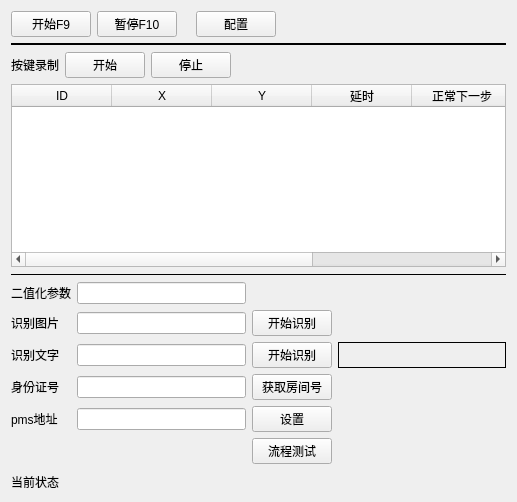
This is KeyRecorder/KeyRecorder.ui in RYAN--LEE/key-recorder as Qt 5 draws it before an edit. The edited form follows.
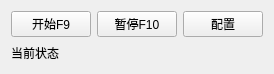
This is the edited form.

Commit message: 拆分配置窗口

What changed in the file:
```diff
--- a/KeyRecorder/KeyRecorder.ui
+++ b/KeyRecorder/KeyRecorder.ui
@@ -6,8 +6,8 @@
    <rect>
     <x>0</x>
     <y>0</y>
-    <width>517</width>
-    <height>502</height>
+    <width>269</width>
+    <height>67</height>
    </rect>
   </property>
   <property name="windowTitle">
@@ -44,72 +44,39 @@
        </widget>
       </item>
       <item>
-       <widget class="QLabel" name="labelPlayState">
-        <property name="text">
-         <string/>
-        </property>
-       </widget>
-      </item>
-      <item>
-       <widget class="QPushButton" name="pushButton">
+       <widget class="QPushButton" name="pushButtonConfig">
         <property name="text">
          <string>配置</string>
         </property>
        </widget>
       </item>
-      <item>
-       <spacer name="horizontalSpacer">
-        <property name="orientation">
-         <enum>Qt::Horizontal</enum>
-        </property>
-        <property name="sizeHint" stdset="0">
-         <size>
-          <width>40</width>
-          <height>20</height>
-         </size>
-        </property>
-       </spacer>
-      </item>
      </layout>
     </item>
-    <item>
-     <widget class="Line" name="line">
-      <property name="frameShadow">
-       <enum>QFrame::Plain</enum>
-      </property>
-      <property name="lineWidth">
-       <number>2</number>
-      </property>
-      <property name="orientation">
-       <enum>Qt::Horizontal</enum>
-      </property>
-     </widget>
-    </item>
     <item>
      <layout class="QHBoxLayout" name="horizontalLayout">
       <item>
-       <widget class="QLabel" name="label_4">
-        <property name="text">
-         <string>按键录制</string>
-        </property>
-       </widget>
+       <layout class="QHBoxLayout" name="horizontalLayout_3" stretch="0,1">
+        <item>
+         <widget class="QLabel" name="labelS">
+          <property name="text">
+           <string>当前状态</string>
+          </property>
+         </widget>
+        </item>
+        <item>
+         <widget class="QLabel" name="label">
+          <property name="frameShape">
+           <enum>QFrame::NoFrame</enum>
+          </property>
+          <property name="text">
+           <string/>
+          </property>
+         </widget>
+        </item>
+       </layout>
       </item>
       <item>
-       <widget class="QPushButton" name="pushButtonStart">
-        <property name="text">
-         <string>开始</string>
-        </property>
-       </widget>
-      </item>
-      <item>
-       <widget class="QPushButton" name="pushButtonStop">
-        <property name="text">
-         <string>停止</string>
-        </property>
-       </widget>
-      </item>
-      <item>
-       <spacer name="horizontalSpacer_2">
+       <spacer name="horizontalSpacer">
         <property name="orientation">
          <enum>Qt::Horizontal</enum>
         </property>
@@ -121,229 +88,8 @@
         </property>
        </spacer>
       </item>
-     </layout>
-    </item>
-    <item>
-     <widget class="QTreeWidget" name="treeWidget">
-      <property name="alternatingRowColors">
-       <bool>true</bool>
-      </property>
-      <column>
-       <property name="text">
-        <string>ID</string>
-       </property>
-       <property name="textAlignment">
-        <set>AlignCenter</set>
-       </property>
-      </column>
-      <column>
-       <property name="text">
-        <string>X</string>
-       </property>
-       <property name="textAlignment">
-        <set>AlignCenter</set>
-       </property>
-      </column>
-      <column>
-       <property name="text">
-        <string>Y</string>
-       </property>
-       <property name="textAlignment">
-        <set>AlignCenter</set>
-       </property>
-      </column>
-      <column>
-       <property name="text">
-        <string>延时</string>
-       </property>
-       <property name="textAlignment">
-        <set>AlignCenter</set>
-       </property>
-      </column>
-      <column>
-       <property name="text">
-        <string>正常下一步</string>
-       </property>
-       <property name="textAlignment">
-        <set>AlignCenter</set>
-       </property>
-      </column>
-      <column>
-       <property name="text">
-        <string>异常下一步</string>
-       </property>
-       <property name="textAlignment">
-        <set>AlignCenter</set>
-       </property>
-      </column>
-      <column>
-       <property name="text">
-        <string>附加操作</string>
-       </property>
-       <property name="textAlignment">
-        <set>AlignCenter</set>
-       </property>
-      </column>
-      <column>
-       <property name="text">
-        <string>操作</string>
-       </property>
-       <property name="textAlignment">
-        <set>AlignCenter</set>
-       </property>
-      </column>
-     </widget>
-    </item>
-    <item>
-     <widget class="Line" name="line_2">
-      <property name="frameShadow">
-       <enum>QFrame::Plain</enum>
-      </property>
-      <property name="orientation">
-       <enum>Qt::Horizontal</enum>
-      </property>
-     </widget>
-    </item>
-    <item>
-     <layout class="QGridLayout" name="gridLayout" columnstretch="0,1,0,1">
-      <item row="3" column="2">
-       <widget class="QPushButton" name="pushButtonRom">
-        <property name="text">
-         <string>获取房间号</string>
-        </property>
-       </widget>
-      </item>
-      <item row="3" column="0">
-       <widget class="QLabel" name="label_8">
-        <property name="text">
-         <string>身份证号</string>
-        </property>
-       </widget>
-      </item>
-      <item row="4" column="2">
-       <widget class="QPushButton" name="pushButtonPMS">
-        <property name="text">
-         <string>设置</string>
-        </property>
-       </widget>
-      </item>
-      <item row="0" column="0">
-       <widget class="QLabel" name="label_2">
-        <property name="text">
-         <string>二值化参数</string>
-        </property>
-       </widget>
-      </item>
-      <item row="2" column="3">
-       <widget class="QLabel" name="labelResult">
-        <property name="frameShape">
-         <enum>QFrame::Box</enum>
-        </property>
-        <property name="text">
-         <string/>
-        </property>
-       </widget>
-      </item>
-      <item row="3" column="1">
-       <widget class="QLineEdit" name="lineEditRom"/>
-      </item>
-      <item row="5" column="2">
-       <widget class="QPushButton" name="pushButtonTest">
-        <property name="text">
-         <string>流程测试</string>
-        </property>
-       </widget>
-      </item>
-      <item row="1" column="1">
-       <widget class="QLineEdit" name="lineEditRecoImg"/>
-      </item>
-      <item row="4" column="1">
-       <widget class="QLineEdit" name="lineEditPMS"/>
-      </item>
-      <item row="1" column="2">
-       <widget class="QPushButton" name="pushButtonRecoImg">
-        <property name="text">
-         <string>开始识别</string>
-        </property>
-       </widget>
-      </item>
-      <item row="0" column="1">
-       <widget class="QLineEdit" name="lineEditThreshold"/>
-      </item>
-      <item row="1" column="3">
-       <widget class="QLabel" name="labelRecoImgResult">
-        <property name="text">
-         <string/>
-        </property>
-       </widget>
-      </item>
-      <item row="2" column="0">
-       <widget class="QLabel" name="label_7">
-        <property name="text">
-         <string>识别文字</string>
-        </property>
-       </widget>
-      </item>
-      <item row="2" column="1">
-       <widget class="QLineEdit" name="lineEditRecoText"/>
-      </item>
-      <item row="1" column="0">
-       <widget class="QLabel" name="label_5">
-        <property name="text">
-         <string>识别图片</string>
-        </property>
-       </widget>
-      </item>
-      <item row="4" column="0">
-       <widget class="QLabel" name="label_6">
-        <property name="text">
-         <string>pms地址</string>
-        </property>
-       </widget>
-      </item>
-      <item row="2" column="2">
-       <widget class="QPushButton" name="pushButtonRecoText">
-        <property name="text">
-         <string>开始识别</string>
-        </property>
-       </widget>
-      </item>
-      <item row="3" column="3">
-       <widget class="QLabel" name="labelRom">
-        <property name="text">
-         <string/>
-        </property>
-       </widget>
-      </item>
-     </layout>
-    </item>
-    <item>
-     <spacer name="verticalSpacer">
-      <property name="orientation">
-       <enum>Qt::Vertical</enum>
-      </property>
-      <property name="sizeHint" stdset="0">
-       <size>
-        <width>20</width>
-        <height>12</height>
-       </size>
-      </property>
-     </spacer>
-    </item>
-    <item>
-     <layout class="QHBoxLayout" name="horizontalLayout_3" stretch="0,1">
       <item>
-       <widget class="QLabel" name="labelS">
-        <property name="text">
-         <string>当前状态</string>
-        </property>
-       </widget>
-      </item>
-      <item>
-       <widget class="QLabel" name="label">
-        <property name="frameShape">
-         <enum>QFrame::NoFrame</enum>
-        </property>
+       <widget class="QLabel" name="labelPlayState">
         <property name="text">
          <string/>
         </property>
```
The commit also changes 7 other files.
